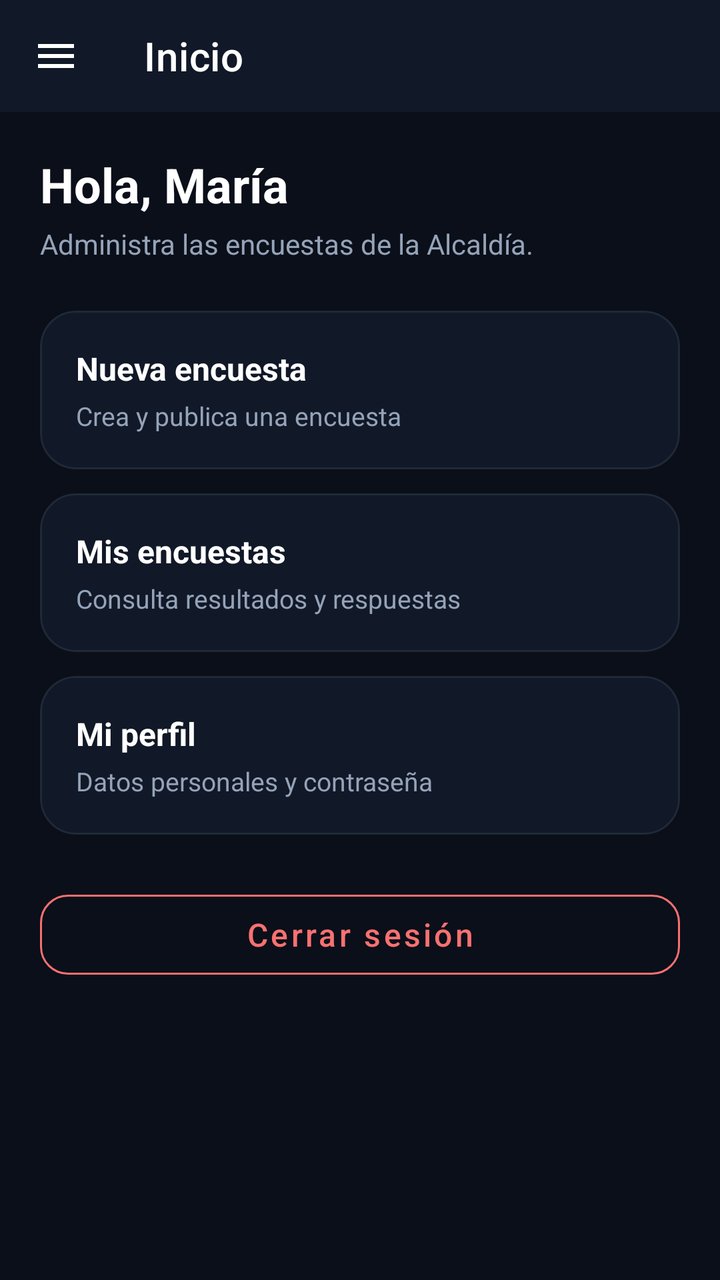
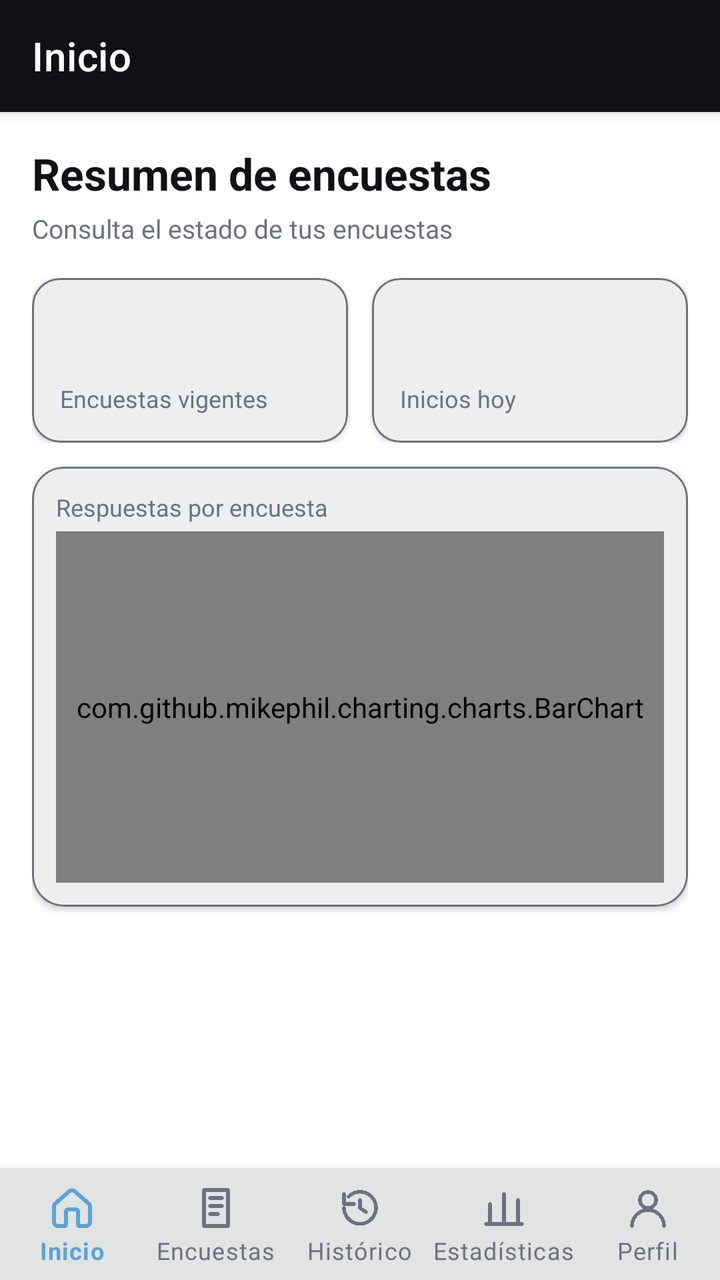

Screens rendered from an Android XML layout before and after an edit, with the pre-edit source and the edit as a unified diff.
<!-- AndroidManifest.xml: application theme Theme.App_Encuestas -->
<!-- res/layout/activity_main.xml -->
<?xml version="1.0" encoding="utf-8"?>
<androidx.drawerlayout.widget.DrawerLayout xmlns:android="http://schemas.android.com/apk/res/android"
    xmlns:app="http://schemas.android.com/apk/res-auto"
    android:id="@+id/drawerLayout"
    android:layout_width="match_parent"
    android:layout_height="match_parent"
    android:background="#0B0F19"
    android:fitsSystemWindows="true">

    <LinearLayout
        android:layout_width="match_parent"
        android:layout_height="match_parent"
        android:orientation="vertical">

        <com.google.android.material.appbar.MaterialToolbar
            android:id="@+id/toolbar"
            android:layout_width="match_parent"
            android:layout_height="?attr/actionBarSize"
            android:background="#111827"
            app:navigationIcon="@drawable/ic_menu"
            app:title="Inicio"
            app:titleTextColor="#FFFFFF" />

        <ScrollView
            android:layout_width="match_parent"
            android:layout_height="0dp"
            android:layout_weight="1">

            <LinearLayout
                android:layout_width="match_parent"
                android:layout_height="wrap_content"
                android:orientation="vertical"
                android:padding="20dp">

                <TextView
                    android:id="@+id/tvGreeting"
                    android:layout_width="wrap_content"
                    android:layout_height="wrap_content"
                    android:text="Hola, María"
                    android:textColor="#FFFFFF"
                    android:textSize="24sp"
                    android:textStyle="bold" />

                <TextView
                    android:layout_width="wrap_content"
                    android:layout_height="wrap_content"
                    android:layout_marginTop="4dp"
                    android:text="Administra las encuestas de la Alcaldía."
                    android:textColor="#94A3B8"
                    android:textSize="14sp" />

                
                <com.google.android.material.card.MaterialCardView
                    android:id="@+id/cardNueva"
                    android:layout_width="match_parent"
                    android:layout_height="wrap_content"
                    android:layout_marginTop="24dp"
                    android:clickable="true"
                    android:focusable="true"
                    app:cardBackgroundColor="#111827"
                    app:cardCornerRadius="18dp"
                    app:cardElevation="0dp"
                    app:strokeColor="#1F2937"
                    app:strokeWidth="1dp">

                    <LinearLayout
                        android:layout_width="match_parent"
                        android:layout_height="wrap_content"
                        android:orientation="vertical"
                        android:padding="18dp">

                        <TextView
                            android:layout_width="wrap_content"
                            android:layout_height="wrap_content"
                            android:text="Nueva encuesta"
                            android:textColor="#FFFFFF"
                            android:textSize="16sp"
                            android:textStyle="bold" />

                        <TextView
                            android:layout_width="wrap_content"
                            android:layout_height="wrap_content"
                            android:layout_marginTop="4dp"
                            android:text="Crea y publica una encuesta"
                            android:textColor="#94A3B8"
                            android:textSize="13sp" />
                    </LinearLayout>
                </com.google.android.material.card.MaterialCardView>

                
                <com.google.android.material.card.MaterialCardView
                    android:id="@+id/cardLista"
                    android:layout_width="match_parent"
                    android:layout_height="wrap_content"
                    android:layout_marginTop="12dp"
                    android:clickable="true"
                    android:focusable="true"
                    app:cardBackgroundColor="#111827"
                    app:cardCornerRadius="18dp"
                    app:cardElevation="0dp"
                    app:strokeColor="#1F2937"
                    app:strokeWidth="1dp">

                    <LinearLayout
                        android:layout_width="match_parent"
                        android:layout_height="wrap_content"
                        android:orientation="vertical"
                        android:padding="18dp">

                        <TextView
                            android:layout_width="wrap_content"
                            android:layout_height="wrap_content"
                            android:text="Mis encuestas"
                            android:textColor="#FFFFFF"
                            android:textSize="16sp"
                            android:textStyle="bold" />

                        <TextView
                            android:layout_width="wrap_content"
                            android:layout_height="wrap_content"
                            android:layout_marginTop="4dp"
                            android:text="Consulta resultados y respuestas"
                            android:textColor="#94A3B8"
                            android:textSize="13sp" />
                    </LinearLayout>
                </com.google.android.material.card.MaterialCardView>

                
                <com.google.android.material.card.MaterialCardView
                    android:id="@+id/cardPerfil"
                    android:layout_width="match_parent"
                    android:layout_height="wrap_content"
                    android:layout_marginTop="12dp"
                    android:clickable="true"
                    android:focusable="true"
                    app:cardBackgroundColor="#111827"
                    app:cardCornerRadius="18dp"
                    app:cardElevation="0dp"
                    app:strokeColor="#1F2937"
                    app:strokeWidth="1dp">

                    <LinearLayout
                        android:layout_width="match_parent"
                        android:layout_height="wrap_content"
                        android:orientation="vertical"
                        android:padding="18dp">

                        <TextView
                            android:layout_width="wrap_content"
                            android:layout_height="wrap_content"
                            android:text="Mi perfil"
                            android:textColor="#FFFFFF"
                            android:textSize="16sp"
                            android:textStyle="bold" />

                        <TextView
                            android:layout_width="wrap_content"
                            android:layout_height="wrap_content"
                            android:layout_marginTop="4dp"
                            android:text="Datos personales y contraseña"
                            android:textColor="#94A3B8"
                            android:textSize="13sp" />
                    </LinearLayout>
                </com.google.android.material.card.MaterialCardView>

                <com.google.android.material.button.MaterialButton
                    android:id="@+id/btnLogout"
                    style="@style/App.Button.Danger"
                    android:layout_width="match_parent"
                    android:layout_height="52dp"
                    android:layout_marginTop="24dp"
                    android:text="Cerrar sesión" />
            </LinearLayout>
        </ScrollView>
    </LinearLayout>

    <com.google.android.material.navigation.NavigationView
        android:id="@+id/navView"
        android:layout_width="wrap_content"
        android:layout_height="match_parent"
        android:layout_gravity="start"
        android:background="#111827"
        app:headerLayout="@layout/nav_header"
        app:itemTextColor="#FFFFFF"
        app:menu="@menu/drawer_menu" />
</androidx.drawerlayout.widget.DrawerLayout>
<!-- res/layout/nav_header.xml (included above) -->
<?xml version="1.0" encoding="utf-8"?>
<LinearLayout xmlns:android="http://schemas.android.com/apk/res/android"
    android:layout_width="match_parent"
    android:layout_height="wrap_content"
    android:background="#0B0F19"
    android:orientation="vertical"
    android:padding="20dp">

    <TextView
        android:id="@+id/tvHeaderAvatar"
        android:layout_width="56dp"
        android:layout_height="56dp"
        android:background="@drawable/bg_avatar"
        android:gravity="center"
        android:text="U"
        android:textColor="#5B8DEF"
        android:textSize="20sp"
        android:textStyle="bold" />

    <TextView
        android:id="@+id/tvHeaderName"
        android:layout_width="wrap_content"
        android:layout_height="wrap_content"
        android:layout_marginTop="12dp"
        android:text="María López"
        android:textColor="#FFFFFF"
        android:textSize="16sp"
        android:textStyle="bold" />

    <TextView
        android:id="@+id/tvHeaderEmail"
        android:layout_width="wrap_content"
        android:layout_height="wrap_content"
        android:text="maria.lopez@alcaldia.gob"
        android:textColor="#94A3B8"
        android:textSize="13sp" />
</LinearLayout>
<!-- resources referenced by this layout -->
<resources>
  <!-- drawable bg_avatar (drawable) -->
  <?xml version="1.0" encoding="utf-8"?>
  <shape xmlns:android="http://schemas.android.com/apk/res/android"
      android:shape="oval">
      <solid android:color="@color/avatar_bg" />
  </shape>
  <!-- drawable ic_menu (drawable) -->
  <vector xmlns:android="http://schemas.android.com/apk/res/android"
      android:width="24dp"
      android:height="24dp"
      android:viewportWidth="24"
      android:viewportHeight="24">
    <path
        android:fillColor="@android:color/white"
        android:pathData="M3,18h18v-2H3v2zm0-5h18v-2H3v2zm0-7v2h18V6H3z"/>
  </vector>
  <style name="App.Button.Danger" parent="App.Button.Outlined">
          <item name="android:textColor">#F87171</item>
          <item name="strokeColor">#F87171</item>
      </style>
  <style name="Theme.App_Encuestas" parent="Theme.MaterialComponents.NoActionBar">
          <item name="colorPrimary">#5B8DEF</item>
          <item name="colorOnPrimary">#111827</item>
          <item name="colorSurface">#111827</item>
          <item name="colorOnSurface">#FFFFFF</item>
          <item name="android:windowBackground">#0B0F19</item>
      </style>
  <color name="avatar_bg">#1C2B46</color>
  <style name="App.Button.Outlined" parent="Widget.MaterialComponents.Button.OutlinedButton">
          <item name="android:textColor">#FFFFFF</item>
          <item name="strokeColor">#334155</item>
          <item name="cornerRadius">14dp</item>
          <item name="android:textAllCaps">false</item>
          <item name="android:textSize">16sp</item>
      </style>
</resources>

<!-- the commit's change to res/layout/activity_main.xml (unified diff, before → after) -->
@@ -1,224 +1,185 @@
 <?xml version="1.0" encoding="utf-8"?>
-<androidx.drawerlayout.widget.DrawerLayout xmlns:android="http://schemas.android.com/apk/res/android"
+<LinearLayout xmlns:android="http://schemas.android.com/apk/res/android"
     xmlns:app="http://schemas.android.com/apk/res-auto"
-    android:id="@+id/drawerLayout"
+    android:id="@+id/dashboardRoot"
     android:layout_width="match_parent"
     android:layout_height="match_parent"
-    android:background="#0B0F19"
-    android:fitsSystemWindows="true">
+    android:background="@color/white"
+    android:fitsSystemWindows="true"
+    android:orientation="vertical">
 
-    <LinearLayout
+    <com.google.android.material.appbar.MaterialToolbar
+        android:id="@+id/toolbar"
         android:layout_width="match_parent"
-        android:layout_height="match_parent"
-        android:orientation="vertical">
+        android:layout_height="?attr/actionBarSize"
+        android:background="@color/black"
+        android:elevation="4dp"
+        app:popupTheme="@style/App.ToolbarPopup"
+        app:title="Inicio"
+        app:titleTextColor="@color/white" />
 
-        <com.google.android.material.appbar.MaterialToolbar
-            android:id="@+id/toolbar"
+    <ScrollView
+        android:layout_width="match_parent"
+        android:layout_height="0dp"
+        android:layout_weight="1"
+        android:fillViewport="true">
+
+        <LinearLayout
             android:layout_width="match_parent"
-            android:layout_height="?attr/actionBarSize"
-            android:background="#111827"
-            app:navigationIcon="@drawable/ic_menu"
-            app:title="Inicio"
-            app:titleTextColor="#FFFFFF" />
+            android:layout_height="wrap_content"
+            android:orientation="vertical"
+            android:padding="16dp">
 
-        <ScrollView
-            android:layout_width="match_parent"
-            android:layout_height="0dp"
-            android:layout_weight="1">
+            <TextView
+                android:layout_width="wrap_content"
+                android:layout_height="wrap_content"
+                android:text="Resumen de encuestas"
+                android:textColor="@color/black"
+                android:textSize="22sp"
+                android:textStyle="bold" />
+
+            <TextView
+                android:layout_width="wrap_content"
+                android:layout_height="wrap_content"
+                android:layout_marginTop="4dp"
+                android:text="Consulta el estado de tus encuestas"
+                android:textColor="@color/text_gray"
+                android:textSize="13sp" />
 
             <LinearLayout
                 android:layout_width="match_parent"
                 android:layout_height="wrap_content"
-                android:orientation="vertical"
-                android:padding="20dp">
+                android:layout_marginTop="16dp"
+                android:orientation="horizontal">
 
-                <TextView
-                    android:id="@+id/tvGreeting"
-                    android:layout_width="wrap_content"
+                <com.google.android.material.card.MaterialCardView
+                    android:layout_width="0dp"
                     android:layout_height="wrap_content"
-                    android:text="Hola, María"
-                    android:textColor="#FFFFFF"
-                    android:textSize="24sp"
-                    android:textStyle="bold" />
-
-                <TextView
-                    android:layout_width="wrap_content"
-                    android:layout_height="wrap_content"
-                    android:layout_marginTop="4dp"
-                    android:text="Administra las encuestas de la Alcaldía."
-                    android:textColor="#94A3B8"
-                    android:textSize="14sp" />
-
-                
-                <com.google.android.material.card.MaterialCardView
-                    android:id="@+id/cardNueva"
-                    android:layout_width="match_parent"
-                    android:layout_height="wrap_content"
-                    android:layout_marginTop="24dp"
-                    android:clickable="true"
-                    android:focusable="true"
-                    app:cardBackgroundColor="#111827"
-                    app:cardCornerRadius="18dp"
-                    app:cardElevation="0dp"
-                    app:strokeColor="#1F2937"
+                    android:layout_marginEnd="6dp"
+                    android:layout_weight="1"
+                    app:cardBackgroundColor="@color/white"
+                    app:cardCornerRadius="14dp"
+                    app:cardElevation="2dp"
+                    app:strokeColor="@color/card_border"
                     app:strokeWidth="1dp">
 
                     <LinearLayout
                         android:layout_width="match_parent"
                         android:layout_height="wrap_content"
                         android:orientation="vertical"
-                        android:padding="18dp">
+                        android:padding="14dp">
 
                         <TextView
+                            android:id="@+id/tvActiveCount"
                             android:layout_width="wrap_content"
                             android:layout_height="wrap_content"
-                            android:text="Nueva encuesta"
-                            android:textColor="#FFFFFF"
-                            android:textSize="16sp"
+                            android:textColor="@color/primary_blue"
+                            android:textSize="26sp"
                             android:textStyle="bold" />
 
                         <TextView
                             android:layout_width="wrap_content"
                             android:layout_height="wrap_content"
-                            android:layout_marginTop="4dp"
-                            android:text="Crea y publica una encuesta"
-                            android:textColor="#94A3B8"
-                            android:textSize="13sp" />
+                            android:layout_marginTop="3dp"
+                            android:text="Encuestas vigentes"
+                            android:textColor="@color/text_gray"
+                            android:textSize="12sp" />
                     </LinearLayout>
                 </com.google.android.material.card.MaterialCardView>
 
-                
                 <com.google.android.material.card.MaterialCardView
-                    android:id="@+id/cardLista"
-                    android:layout_width="match_parent"
+                    android:layout_width="0dp"
                     android:layout_height="wrap_content"
-                    android:layout_marginTop="12dp"
-                    android:clickable="true"
-                    android:focusable="true"
-                    app:cardBackgroundColor="#111827"
-                    app:cardCornerRadius="18dp"
-                    app:cardElevation="0dp"
-                    app:strokeColor="#1F2937"
+                    android:layout_marginStart="6dp"
+                    android:layout_weight="1"
+                    app:cardBackgroundColor="@color/white"
+                    app:cardCornerRadius="14dp"
+                    app:cardElevation="2dp"
+                    app:strokeColor="@color/card_border"
                     app:strokeWidth="1dp">
 
                     <LinearLayout
                         android:layout_width="match_parent"
                         android:layout_height="wrap_content"
                         android:orientation="vertical"
-                        android:padding="18dp">
+                        android:padding="14dp">
 
                         <TextView
+                            android:id="@+id/tvResponsesCount"
                             android:layout_width="wrap_content"
                             android:layout_height="wrap_content"
-                            android:text="Mis encuestas"
-                            android:textColor="#FFFFFF"
-                            android:textSize="16sp"
+                            android:textColor="@color/primary_blue"
+                            android:textSize="26sp"
                             android:textStyle="bold" />
 
                         <TextView
                             android:layout_width="wrap_content"
                             android:layout_height="wrap_content"
-                            android:layout_marginTop="4dp"
-                            android:text="Consulta resultados y respuestas"
-                            android:textColor="#94A3B8"
-                            android:textSize="13sp" />
+                            android:layout_marginTop="3dp"
+                            android:text="Inicios hoy"
+                            android:textColor="@color/text_gray"
+                            android:textSize="12sp" />
                     </LinearLayout>
                 </com.google.android.material.card.MaterialCardView>
+            </LinearLayout>
 
-                
-                <com.google.android.material.card.MaterialCardView
-                    android:id="@+id/cardPerfil"
+            <com.google.android.material.card.MaterialCardView
+                android:layout_width="match_parent"
+                android:layout_height="220dp"
+                android:layout_marginTop="12dp"
+                app:cardBackgroundColor="@color/white"
+                app:cardCornerRadius="16dp"
+                app:cardElevation="2dp"
+                app:strokeColor="@color/card_border"
+                app:strokeWidth="1dp">
+
+                <LinearLayout
                     android:layout_width="match_parent"
-                    android:layout_height="wrap_content"
-                    android:layout_marginTop="12dp"
-                    android:clickable="true"
-                    android:focusable="true"
-                    app:cardBackgroundColor="#111827"
-                    app:cardCornerRadius="18dp"
-                    app:cardElevation="0dp"
-                    app:strokeColor="#1F2937"
-                    app:strokeWidth="1dp">
+                    android:layout_height="match_parent"
+                    android:orientation="vertical"
+                    android:padding="12dp">
 
-                    <LinearLayout
+                    <TextView
+                        android:layout_width="wrap_content"
+                        android:layout_height="wrap_content"
+                        android:text="Respuestas por encuesta"
+                        android:textColor="@color/text_gray"
+                        android:textSize="12sp" />
+
+                    <com.github.mikephil.charting.charts.BarChart
+                        android:id="@+id/quickChart"
                         android:layout_width="match_parent"
-                        android:layout_height="wrap_content"
-                        android:orientation="vertical"
-                        android:padding="18dp">
+                        android:layout_height="0dp"
+                        android:layout_weight="1"
+                        android:layout_marginTop="4dp" />
+                </LinearLayout>
+            </com.google.android.material.card.MaterialCardView>
 
-                        <TextView
-                            android:layout_width="wrap_content"
-                            android:layout_height="wrap_content"
-                            android:text="Mi perfil"
-                            android:textColor="#FFFFFF"
-                            android:textSize="16sp"
-                            android:textStyle="bold" />
+            <com.google.android.material.tabs.TabLayout
+                android:id="@+id/dashboardTabs"
+                android:layout_width="match_parent"
+                android:layout_height="wrap_content"
+                android:layout_marginTop="12dp"
+                app:tabSelectedTextColor="@color/black"
+                app:tabTextColor="@color/text_gray"
+                app:tabIndicatorColor="@color/primary_blue" />
 
-                        <TextView
-                            android:layout_width="wrap_content"
-                            android:layout_height="wrap_content"
-                            android:layout_marginTop="4dp"
-                            android:text="Datos personales y contraseña"
-                            android:textColor="#94A3B8"
-                            android:textSize="13sp" />
-                    </LinearLayout>
-                </com.google.android.material.card.MaterialCardView>
+            <androidx.viewpager2.widget.ViewPager2
+                android:id="@+id/dashboardPager"
+                android:layout_width="match_parent"
+                android:layout_height="wrap_content"
+                android:minHeight="240dp" />
+        </LinearLayout>
+    </ScrollView>
 
-                <com.google.android.material.button.MaterialButton
-                    android:id="@+id/btnLogout"
-                    style="@style/App.Button.Danger"
-                    android:layout_width="match_parent"
-                    android:layout_height="52dp"
-                    android:layout_marginTop="24dp"
-                    android:text="Cerrar sesión" />
-            </LinearLayout>
-        </ScrollView>
-    </LinearLayout>
-
-    <com.google.android.material.navigation.NavigationView
-        android:id="@+id/navView"
-        android:layout_width="wrap_content"
-        android:layout_height="match_parent"
-        android:layout_gravity="start"
-        android:background="#111827"
-        app:headerLayout="@layout/nav_header"
-        app:itemTextColor="#FFFFFF"
-        app:menu="@menu/drawer_menu" />
-</androidx.drawerlayout.widget.DrawerLayout>
-<!-- res/layout/nav_header.xml (included above) -->
-<?xml version="1.0" encoding="utf-8"?>
-<LinearLayout xmlns:android="http://schemas.android.com/apk/res/android"
-    android:layout_width="match_parent"
-    android:layout_height="wrap_content"
-    android:background="#0B0F19"
-    android:orientation="vertical"
-    android:padding="20dp">
-
-    <TextView
-        android:id="@+id/tvHeaderAvatar"
-        android:layout_width="56dp"
-        android:layout_height="56dp"
-        android:background="@drawable/bg_avatar"
-        android:gravity="center"
-        android:text="U"
-        android:textColor="#5B8DEF"
-        android:textSize="20sp"
-        android:textStyle="bold" />
-
-    <TextView
-        android:id="@+id/tvHeaderName"
-        android:layout_width="wrap_content"
+    <com.google.android.material.bottomnavigation.BottomNavigationView
+        android:id="@+id/bottomNavigation"
+        android:layout_width="match_parent"
         android:layout_height="wrap_content"
-        android:layout_marginTop="12dp"
-        android:text="María López"
-        android:textColor="#FFFFFF"
-        android:textSize="16sp"
-        android:textStyle="bold" />
-
-    <TextView
-        android:id="@+id/tvHeaderEmail"
-        android:layout_width="wrap_content"
-        android:layout_height="wrap_content"
-        android:text="maria.lopez@alcaldia.gob"
-        android:textColor="#94A3B8"
-        android:textSize="13sp" />
+        android:background="@color/white"
+        android:elevation="8dp"
+        app:itemIconTint="@color/navigation_item_color"
+        app:itemTextColor="@color/navigation_item_color"
+        app:labelVisibilityMode="labeled"
+        app:menu="@menu/bottom_navigation_menu" />
 </LinearLayout>
<!-- resource entries referenced after the edit -->
@@ -1,39 +1,27 @@
 <!-- resources referenced by this layout -->
 <resources>
-  <!-- drawable bg_avatar (drawable) -->
-  <?xml version="1.0" encoding="utf-8"?>
-  <shape xmlns:android="http://schemas.android.com/apk/res/android"
-      android:shape="oval">
-      <solid android:color="@color/avatar_bg" />
-  </shape>
-  <!-- drawable ic_menu (drawable) -->
-  <vector xmlns:android="http://schemas.android.com/apk/res/android"
-      android:width="24dp"
-      android:height="24dp"
-      android:viewportWidth="24"
-      android:viewportHeight="24">
-    <path
-        android:fillColor="@android:color/white"
-        android:pathData="M3,18h18v-2H3v2zm0-5h18v-2H3v2zm0-7v2h18V6H3z"/>
-  </vector>
-  <style name="App.Button.Danger" parent="App.Button.Outlined">
-          <item name="android:textColor">#F87171</item>
-          <item name="strokeColor">#F87171</item>
+  <color name="black">#FF0F1115</color>
+  <color name="card_border">#6B7280</color>
+  <color name="primary_blue">#57A4DB</color>
+  <color name="text_gray">#6B7280</color>
+  <color name="white">#FFFFFFFF</color>
+  <style name="App.ToolbarPopup" parent="ThemeOverlay.MaterialComponents">
+          <item name="colorSurface">@color/white</item>
+          <item name="colorOnSurface">@color/black</item>
+          <item name="android:colorAccent">@color/primary_blue</item>
+          <item name="android:textColorPrimary">@color/black</item>
+          <item name="android:windowBackground">@color/white</item>
       </style>
   <style name="Theme.App_Encuestas" parent="Theme.MaterialComponents.NoActionBar">
-          <item name="colorPrimary">#5B8DEF</item>
-          <item name="colorOnPrimary">#111827</item>
-          <item name="colorSurface">#111827</item>
-          <item name="colorOnSurface">#FFFFFF</item>
-          <item name="android:windowBackground">#0B0F19</item>
-      </style>
-  <color name="avatar_bg">#1C2B46</color>
-  <style name="App.Button.Outlined" parent="Widget.MaterialComponents.Button.OutlinedButton">
-          <item name="android:textColor">#FFFFFF</item>
-          <item name="strokeColor">#334155</item>
-          <item name="cornerRadius">14dp</item>
-          <item name="android:textAllCaps">false</item>
-          <item name="android:textSize">16sp</item>
+          <item name="colorPrimary">@color/black</item>
+          <item name="colorOnPrimary">@color/white</item>
+          <item name="colorSecondary">@color/primary_blue</item>
+          <item name="colorOnSecondary">@color/white</item>
+          <item name="colorSurface">@color/white</item>
+          <item name="colorOnSurface">@color/black</item>
+          <item name="android:windowBackground">@color/white</item>
+          <item name="android:statusBarColor">@color/black</item>
+          <item name="android:navigationBarColor">@color/white</item>
       </style>
 </resources>
 
